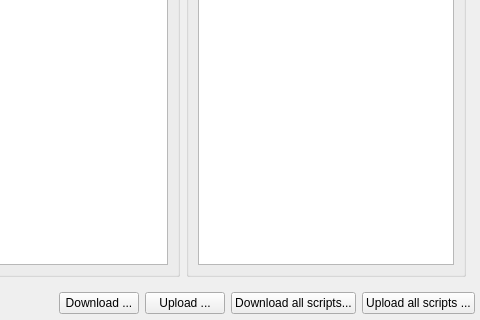
Before: the Qt Designer form App/Ui/ScriptingWidget.ui in paolodestefani/pySagra, drawn with Qt 5; both pictures show x 394 to 874 and y 247 to 567 of the 874 by 567 pixel window.
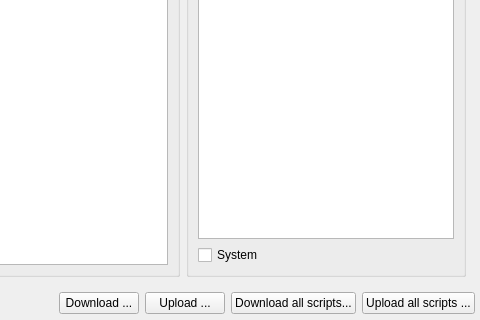
After: the same form once the commit is applied. Custom widgets are drawn as their Qt base class.

```diff
--- a/App/Ui/ScriptingWidget.ui
+++ b/App/Ui/ScriptingWidget.ui
@@ -154,6 +154,13 @@
                 <item>
                  <widget class="QPlainTextEdit" name="plainTextEditNote"/>
                 </item>
+                <item>
+                 <widget class="QCheckBox" name="checkBoxSystem">
+                  <property name="text">
+                   <string>System</string>
+                  </property>
+                 </widget>
+                </item>
                </layout>
               </widget>
              </item>
```
